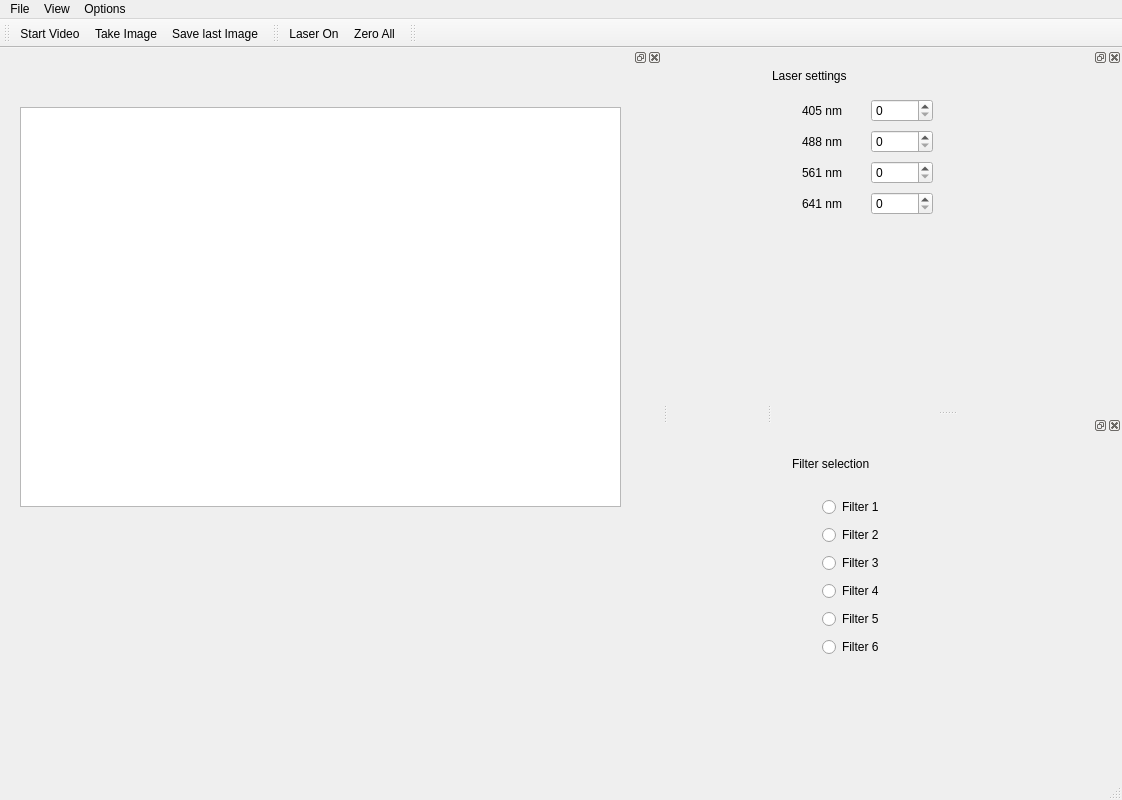
Above: gui/fluorescence_microscopy/ui_basic.ui from fbarho/qudi-cbs before the change. Below: the same form after it.
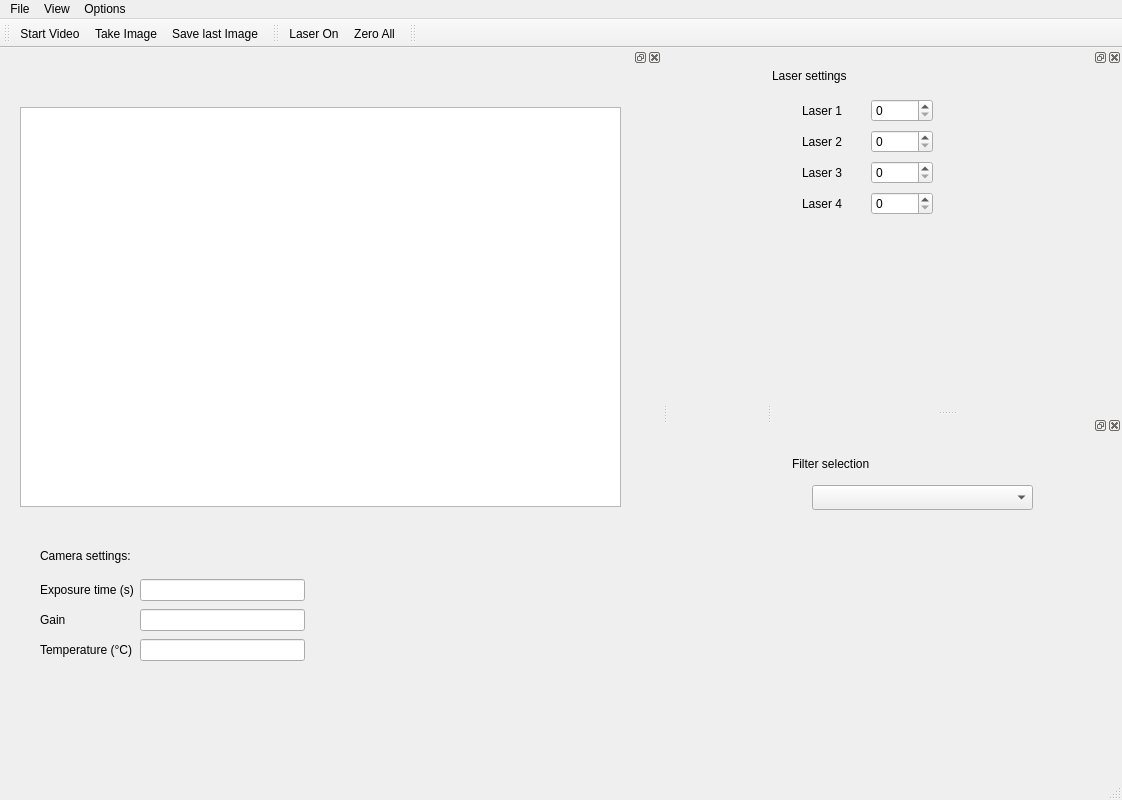
That is the form after the change. Custom widgets are drawn as their Qt base class.

Commit message: fixed problem with addressing the channels of daq for the right laser

Patch:
```diff
--- a/gui/fluorescence_microscopy/ui_basic.ui
+++ b/gui/fluorescence_microscopy/ui_basic.ui
@@ -109,7 +109,7 @@
       <item row="0" column="0">
        <widget class="QLabel" name="laser1_Label">
         <property name="text">
-         <string>405 nm</string>
+         <string>Laser 1</string>
         </property>
        </widget>
       </item>
@@ -123,7 +123,7 @@
       <item row="1" column="0">
        <widget class="QLabel" name="laser2_Label">
         <property name="text">
-         <string>488 nm</string>
+         <string>Laser 2</string>
         </property>
        </widget>
       </item>
@@ -137,7 +137,7 @@
       <item row="2" column="0">
        <widget class="QLabel" name="laser3_Label">
         <property name="text">
-         <string>561 nm</string>
+         <string>Laser 3</string>
         </property>
        </widget>
       </item>
@@ -151,7 +151,7 @@
       <item row="3" column="0">
        <widget class="QLabel" name="laser4_Label">
         <property name="text">
-         <string>641 nm</string>
+         <string>Laser 4</string>
         </property>
        </widget>
       </item>
@@ -206,6 +206,73 @@
       </rect>
      </property>
     </widget>
+    <widget class="QLabel" name="label_3">
+     <property name="geometry">
+      <rect>
+       <x>40</x>
+       <y>480</y>
+       <width>141</width>
+       <height>17</height>
+      </rect>
+     </property>
+     <property name="text">
+      <string>Camera settings:</string>
+     </property>
+    </widget>
+    <widget class="QWidget" name="layoutWidget">
+     <property name="geometry">
+      <rect>
+       <x>40</x>
+       <y>510</y>
+       <width>265</width>
+       <height>89</height>
+      </rect>
+     </property>
+     <layout class="QGridLayout" name="gridLayout_2">
+      <item row="0" column="0">
+       <widget class="QLabel" name="label_2">
+        <property name="text">
+         <string>Exposure time (s)</string>
+        </property>
+       </widget>
+      </item>
+      <item row="0" column="1">
+       <widget class="QLineEdit" name="exposure_LineEdit">
+        <property name="readOnly">
+         <bool>true</bool>
+        </property>
+       </widget>
+      </item>
+      <item row="1" column="0">
+       <widget class="QLabel" name="label_4">
+        <property name="text">
+         <string>Gain</string>
+        </property>
+       </widget>
+      </item>
+      <item row="1" column="1">
+       <widget class="QLineEdit" name="gain_LineEdit">
+        <property name="readOnly">
+         <bool>true</bool>
+        </property>
+       </widget>
+      </item>
+      <item row="2" column="0">
+       <widget class="QLabel" name="temperature_Label">
+        <property name="text">
+         <string>Temperature (°C)</string>
+        </property>
+       </widget>
+      </item>
+      <item row="2" column="1">
+       <widget class="QLineEdit" name="temperature_LineEdit">
+        <property name="readOnly">
+         <bool>true</bool>
+        </property>
+       </widget>
+      </item>
+     </layout>
+    </widget>
    </widget>
   </widget>
   <widget class="QToolBar" name="toolBar_3">
@@ -222,7 +289,7 @@
   <widget class="QDockWidget" name="filterwheel_DockWidget">
    <property name="minimumSize">
     <size>
-     <width>350</width>
+     <width>300</width>
      <height>350</height>
     </size>
    </property>
@@ -243,59 +310,15 @@
       <string>Filter selection</string>
      </property>
     </widget>
-    <widget class="QWidget" name="">
+    <widget class="QComboBox" name="filter_ComboBox">
      <property name="geometry">
       <rect>
-       <x>50</x>
-       <y>60</y>
-       <width>73</width>
-       <height>170</height>
+       <x>40</x>
+       <y>50</y>
+       <width>221</width>
+       <height>25</height>
       </rect>
      </property>
-     <layout class="QVBoxLayout" name="verticalLayout">
-      <item>
-       <widget class="QRadioButton" name="filter1_RadioButton">
-        <property name="text">
-         <string>Filter 1</string>
-        </property>
-       </widget>
-      </item>
-      <item>
-       <widget class="QRadioButton" name="filter2_RadioButton">
-        <property name="text">
-         <string>Filter 2</string>
-        </property>
-       </widget>
-      </item>
-      <item>
-       <widget class="QRadioButton" name="filter3_RadioButton">
-        <property name="text">
-         <string>Filter 3</string>
-        </property>
-       </widget>
-      </item>
-      <item>
-       <widget class="QRadioButton" name="filter4_RadioButton">
-        <property name="text">
-         <string>Filter 4</string>
-        </property>
-       </widget>
-      </item>
-      <item>
-       <widget class="QRadioButton" name="filter5_RadioButton">
-        <property name="text">
-         <string>Filter 5</string>
-        </property>
-       </widget>
-      </item>
-      <item>
-       <widget class="QRadioButton" name="filter6_RadioButton">
-        <property name="text">
-         <string>Filter 6</string>
-        </property>
-       </widget>
-      </item>
-     </layout>
     </widget>
    </widget>
   </widget>
```
The commit also changes 11 other files.
